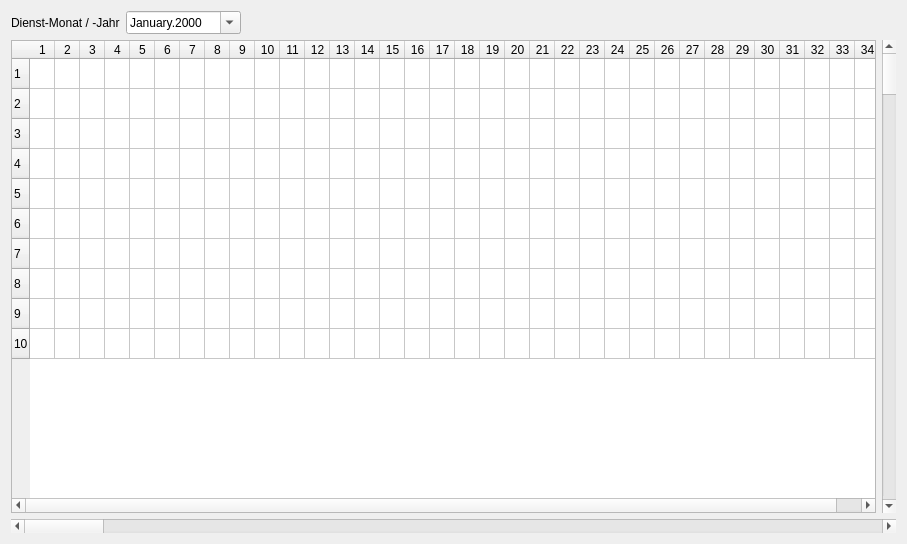
Old version of the form crosterwindow.ui in the repository joergpauly/megaroster.
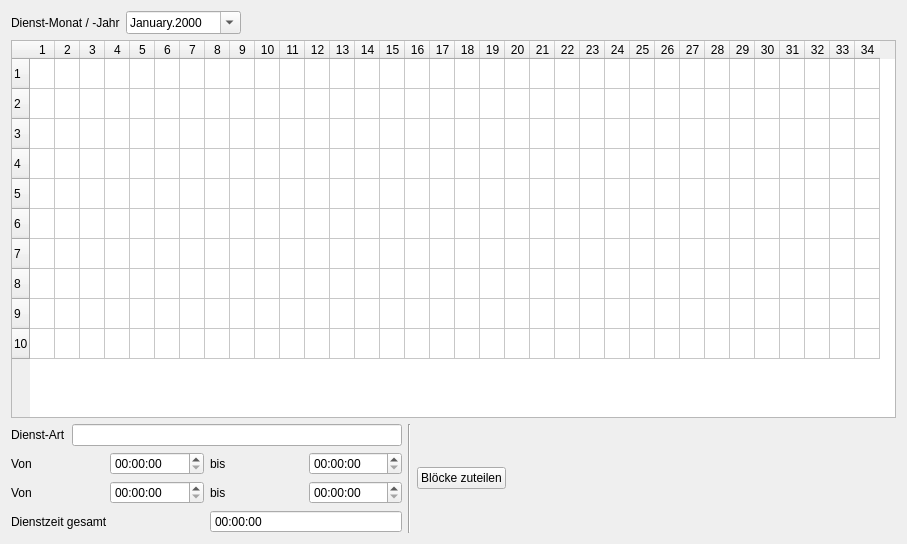
New version of the form.

Commit message: Detail-Ansicht implementiert

The edit to the form file:
```diff
--- a/crosterwindow.ui
+++ b/crosterwindow.ui
@@ -113,21 +113,146 @@
        <column/>
       </widget>
      </item>
-     <item>
-      <widget class="QScrollBar" name="verticalScrollBar">
-       <property name="orientation">
-        <enum>Qt::Vertical</enum>
-       </property>
-      </widget>
-     </item>
     </layout>
    </item>
    <item>
-    <widget class="QScrollBar" name="horizontalScrollBar">
-     <property name="orientation">
-      <enum>Qt::Horizontal</enum>
-     </property>
-    </widget>
+    <layout class="QHBoxLayout" name="horizontalLayout_3">
+     <item>
+      <layout class="QVBoxLayout" name="verticalLayout_2">
+       <item>
+        <layout class="QHBoxLayout" name="horizontalLayout_8">
+         <item>
+          <layout class="QVBoxLayout" name="verticalLayout_3">
+           <item>
+            <layout class="QHBoxLayout" name="horizontalLayout_4">
+             <item>
+              <widget class="QLabel" name="label_2">
+               <property name="text">
+                <string>Dienst-Art</string>
+               </property>
+              </widget>
+             </item>
+             <item>
+              <widget class="QLineEdit" name="txtDutyType">
+               <property name="alignment">
+                <set>Qt::AlignCenter</set>
+               </property>
+               <property name="readOnly">
+                <bool>true</bool>
+               </property>
+              </widget>
+             </item>
+            </layout>
+           </item>
+           <item>
+            <layout class="QHBoxLayout" name="horizontalLayout_5">
+             <item>
+              <widget class="QLabel" name="label_3">
+               <property name="text">
+                <string>Von</string>
+               </property>
+              </widget>
+             </item>
+             <item>
+              <widget class="QTimeEdit" name="timFrom"/>
+             </item>
+             <item>
+              <widget class="QLabel" name="label_4">
+               <property name="text">
+                <string>bis</string>
+               </property>
+              </widget>
+             </item>
+             <item>
+              <widget class="QTimeEdit" name="timTo"/>
+             </item>
+            </layout>
+           </item>
+           <item>
+            <layout class="QHBoxLayout" name="horizontalLayout_6">
+             <item>
+              <widget class="QLabel" name="label_6">
+               <property name="text">
+                <string>Von</string>
+               </property>
+              </widget>
+             </item>
+             <item>
+              <widget class="QTimeEdit" name="timFrom2"/>
+             </item>
+             <item>
+              <widget class="QLabel" name="label_5">
+               <property name="text">
+                <string>bis</string>
+               </property>
+              </widget>
+             </item>
+             <item>
+              <widget class="QTimeEdit" name="timTo2"/>
+             </item>
+            </layout>
+           </item>
+           <item>
+            <layout class="QHBoxLayout" name="horizontalLayout_7">
+             <item>
+              <widget class="QLabel" name="label_7">
+               <property name="text">
+                <string>Dienstzeit gesamt</string>
+               </property>
+              </widget>
+             </item>
+             <item>
+              <widget class="QTimeEdit" name="timDura">
+               <property name="focusPolicy">
+                <enum>Qt::NoFocus</enum>
+               </property>
+               <property name="readOnly">
+                <bool>true</bool>
+               </property>
+               <property name="buttonSymbols">
+                <enum>QAbstractSpinBox::NoButtons</enum>
+               </property>
+              </widget>
+             </item>
+            </layout>
+           </item>
+          </layout>
+         </item>
+         <item>
+          <widget class="Line" name="line">
+           <property name="orientation">
+            <enum>Qt::Vertical</enum>
+           </property>
+          </widget>
+         </item>
+         <item>
+          <widget class="QPushButton" name="cmdBlocks">
+           <property name="text">
+            <string>Blöcke zuteilen</string>
+           </property>
+           <property name="checkable">
+            <bool>true</bool>
+           </property>
+          </widget>
+         </item>
+         <item>
+          <spacer name="horizontalSpacer_2">
+           <property name="orientation">
+            <enum>Qt::Horizontal</enum>
+           </property>
+           <property name="sizeHint" stdset="0">
+            <size>
+             <width>40</width>
+             <height>20</height>
+            </size>
+           </property>
+          </spacer>
+         </item>
+        </layout>
+       </item>
+      </layout>
+     </item>
+    </layout>
    </item>
   </layout>
  </widget>
```
The commit also changes 2 other files.
